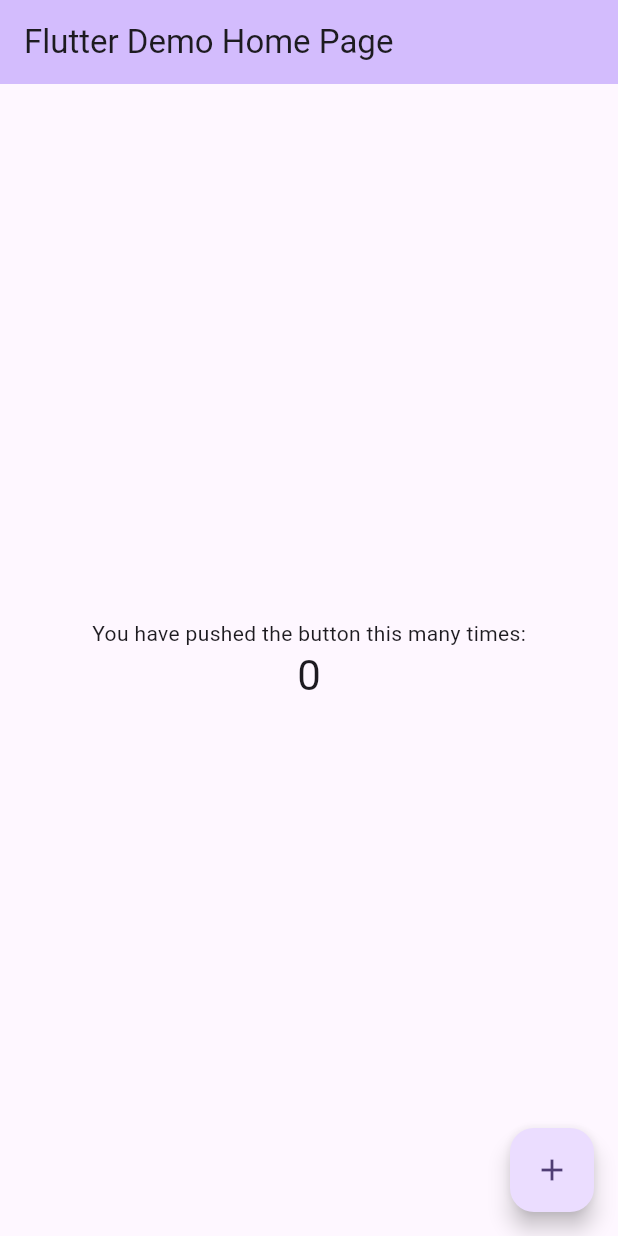
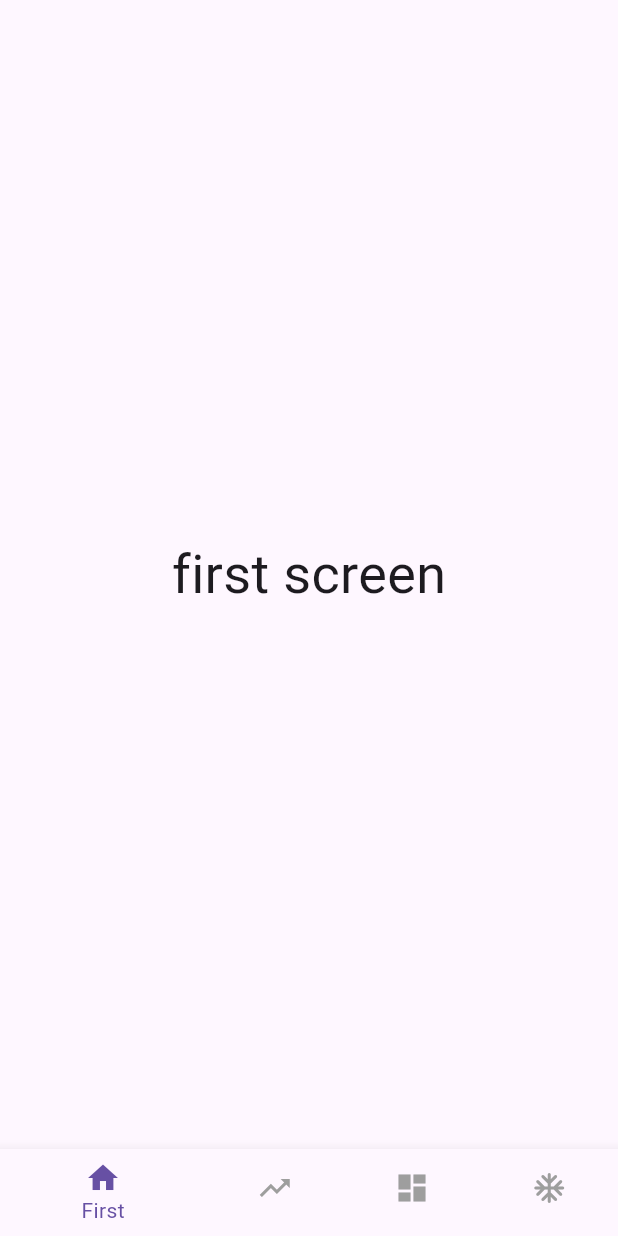
Before and after one commit to NavigAir/NavigAir-frontend, a Flutter app: the screen it shows after launch, on a phone screen of 412 x 824 dp. Run offline on Flutter 3.47's test engine with Material 3 defaults, Android fonts, the phone set to English and light mode, and no system bars.

Commit message:
Add swiper

```diff
--- /dev/null
+++ b/lib/child_widget.dart
@@ -0,0 +1,37 @@
+import 'package:flutter/material.dart';
+
+class ChildWidget extends StatelessWidget {
+  final AvailableNumber number;
+
+  const ChildWidget({this.number = AvailableNumber.First}) : super();
+
+  @override
+  Widget build(BuildContext context) {
+    String file = "";
+    if (number == AvailableNumber.First) {
+      file = "first";
+    } else if (number == AvailableNumber.Second) {
+      file = "second";
+    } else {
+      file = "third";
+    }
+
+    return SafeArea(
+      child: Padding(
+        padding: const EdgeInsets.all(8.0),
+        child: Column(
+          mainAxisAlignment: MainAxisAlignment.center,
+          children: <Widget>[
+            Text(
+              "$file screen",
+              style: TextStyle(fontSize: 36.0),
+            ),
+            // Flexible(child: Image.asset("assets/undraw/$file.png"))
+          ],
+        ),
+      ),
+    );
+  }
+}
+
+enum AvailableNumber { First, Second, Third, Fourth }
--- /dev/null
+++ b/lib/home_screen.dart
@@ -0,0 +1,79 @@
+// ignore_for_file: prefer_const_constructors, prefer_const_literals_to_create_immutables
+
+import 'child_widget.dart';
+import 'package:flutter/material.dart';
+
+class HomeScreen extends StatefulWidget {
+  @override
+  _HomeScreenState createState() => _HomeScreenState();
+}
+
+class _HomeScreenState extends State<HomeScreen> {
+  PageController _pageController = PageController(
+    initialPage: 0,
+  );
+  int currentIndex = 0;
+
+  Widget childWidget = ChildWidget(
+    number: AvailableNumber.First,
+  );
+
+  @override
+  void dispose() {
+    _pageController.dispose();
+    super.dispose();
+  }
+
+  @override
+  Widget build(BuildContext context) {
+    return Scaffold(
+      bottomNavigationBar: BottomNavigationBar(
+        selectedItemColor: Theme.of(context).primaryColor,
+        unselectedItemColor: Colors.grey[500],
+        currentIndex: currentIndex,
+        onTap: (value) {
+          currentIndex = value;
+          _pageController.animateToPage(
+            value,
+            duration: Duration(milliseconds: 200),
+            curve: Curves.linear,
+          );
+
+          setState(() {});
+        },
+        items: [
+          BottomNavigationBarItem(
+            icon: Icon(Icons.home),
+            label: "First",
+          ),
+          BottomNavigationBarItem(
+            icon: Icon(Icons.trending_up),
+            label: "Second",
+          ),
+          BottomNavigationBarItem(
+            icon: Icon(Icons.dashboard),
+            label: "Third",
+          ),
+          BottomNavigationBarItem(
+            icon: Icon(Icons.ac_unit_rounded),
+            label: "Fourth",
+          ),
+        ],
+      ),
+      body: PageView(
+        controller: _pageController,
+        onPageChanged: (page) {
+          setState(() {
+            currentIndex = page;
+          });
+        },
+        children: <Widget>[
+          ChildWidget(number: AvailableNumber.First),
+          ChildWidget(number: AvailableNumber.Second),
+          ChildWidget(number: AvailableNumber.Third),
+          ChildWidget(number: AvailableNumber.Fourth)
+        ],
+      ),
+    );
+  }
+}
--- a/lib/main.dart
+++ b/lib/main.dart
@@ -1,125 +1,17 @@
+import 'home_screen.dart';
 import 'package:flutter/material.dart';
 
-void main() {
-  runApp(const MyApp());
-}
+void main() => runApp(MyApp());
 
 class MyApp extends StatelessWidget {
-  const MyApp({super.key});
-
-  // This widget is the root of your application.
   @override
   Widget build(BuildContext context) {
     return MaterialApp(
       title: 'Flutter Demo',
       theme: ThemeData(
-        // This is the theme of your application.
-        //
-        // TRY THIS: Try running your application with "flutter run". You'll see
-        // the application has a purple toolbar. Then, without quitting the app,
-        // try changing the seedColor in the colorScheme below to Colors.green
-        // and then invoke "hot reload" (save your changes or press the "hot
-        // reload" button in a Flutter-supported IDE, or press "r" if you used
-        // the command line to start the app).
-        //
-        // Notice that the counter didn't reset back to zero; the application
-        // state is not lost during the reload. To reset the state, use hot
-        // restart instead.
-        //
-        // This works for code too, not just values: Most code changes can be
-        // tested with just a hot reload.
-        colorScheme: ColorScheme.fromSeed(seedColor: Colors.deepPurple),
-        useMaterial3: true,
+        primarySwatch: Colors.blue,
       ),
-      home: const MyHomePage(title: 'Flutter Demo Home Page'),
+      home: HomeScreen(),
     );
   }
 }
-
-class MyHomePage extends StatefulWidget {
-  const MyHomePage({super.key, required this.title});
-
-  // This widget is the home page of your application. It is stateful, meaning
-  // that it has a State object (defined below) that contains fields that affect
-  // how it looks.
-
-  // This class is the configuration for the state. It holds the values (in this
-  // case the title) provided by the parent (in this case the App widget) and
-  // used by the build method of the State. Fields in a Widget subclass are
-  // always marked "final".
-
-  final String title;
-
-  @override
-  State<MyHomePage> createState() => _MyHomePageState();
-}
-
-class _MyHomePageState extends State<MyHomePage> {
-  int _counter = 0;
-
-  void _incrementCounter() {
-    setState(() {
-      // This call to setState tells the Flutter framework that something has
-      // changed in this State, which causes it to rerun the build method below
-      // so that the display can reflect the updated values. If we changed
-      // _counter without calling setState(), then the build method would not be
-      // called again, and so nothing would appear to happen.
-      _counter++;
-    });
-  }
-
-  @override
-  Widget build(BuildContext context) {
-    // This method is rerun every time setState is called, for instance as done
-    // by the _incrementCounter method above.
-    //
-    // The Flutter framework has been optimized to make rerunning build methods
-    // fast, so that you can just rebuild anything that needs updating rather
-    // than having to individually change instances of widgets.
-    return Scaffold(
-      appBar: AppBar(
-        // TRY THIS: Try changing the color here to a specific color (to
-        // Colors.amber, perhaps?) and trigger a hot reload to see the AppBar
-        // change color while the other colors stay the same.
-        backgroundColor: Theme.of(context).colorScheme.inversePrimary,
-        // Here we take the value from the MyHomePage object that was created by
-        // the App.build method, and use it to set our appbar title.
-        title: Text(widget.title),
-      ),
-      body: Center(
-        // Center is a layout widget. It takes a single child and positions it
-        // in the middle of the parent.
-        child: Column(
-          // Column is also a layout widget. It takes a list of children and
-          // arranges them vertically. By default, it sizes itself to fit its
-          // children horizontally, and tries to be as tall as its parent.
-          //
-          // Column has various properties to control how it sizes itself and
-          // how it positions its children. Here we use mainAxisAlignment to
-          // center the children vertically; the main axis here is the vertical
-          // axis because Columns are vertical (the cross axis would be
-          // horizontal).
-          //
-          // TRY THIS: Invoke "debug painting" (choose the "Toggle Debug Paint"
-          // action in the IDE, or press "p" in the console), to see the
-          // wireframe for each widget.
-          mainAxisAlignment: MainAxisAlignment.center,
-          children: <Widget>[
-            const Text(
-              'You have pushed the button this many times:',
-            ),
-            Text(
-              '$_counter',
-              style: Theme.of(context).textTheme.headlineMedium,
-            ),
-          ],
-        ),
-      ),
-      floatingActionButton: FloatingActionButton(
-        onPressed: _incrementCounter,
-        tooltip: 'Increment',
-        child: const Icon(Icons.add),
-      ), // This trailing comma makes auto-formatting nicer for build methods.
-    );
-  }
-}
```
